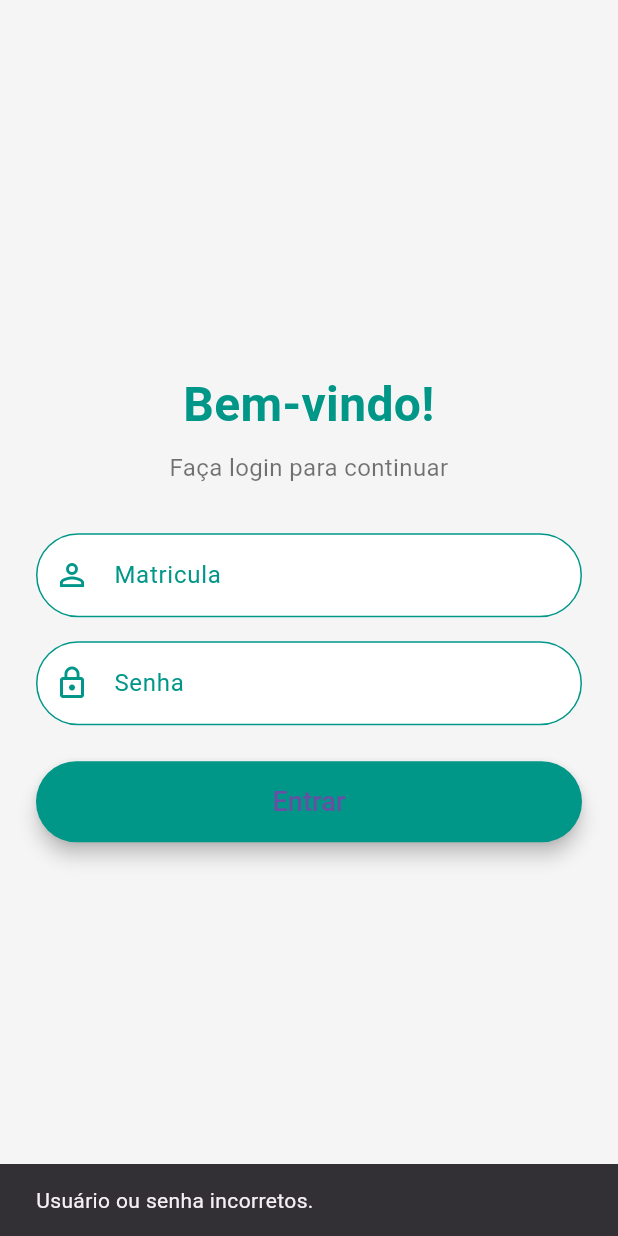
After one commit to wisnermarques/app_estoque_limpeza, a Flutter app: the screen it shows after launch, after a tap on "Entrar", on a phone screen of 412 x 824 dp. The commit adds this screen. Run offline on Flutter 3.47's test engine with Material 3 defaults, Android fonts, the phone set to English and light mode, and no system bars; our stand-ins replace sqflite_common_ffi; accounts and stored records are empty.

Commit message:
login com perfil

```diff
--- a/lib/data/model/usuario_model.dart
+++ b/lib/data/model/usuario_model.dart
@@ -2,17 +2,19 @@ class Usuario {
   final int? idusuario;
   final String matricula;
   final String nome;
-  final int idtelefone;
+  final String telefone;
   final String email;
   final int idperfil;
+  final String senha;
 
   Usuario({
     this.idusuario,
     required this.matricula,
     required this.nome,
-    required this.idtelefone,
+    required this.telefone,
     required this.email,
     required this.idperfil,
+    required this.senha,
   });
 
   Map<String, dynamic> toMap() {
@@ -20,9 +22,10 @@ class Usuario {
       'idusuario': idusuario,
       'matricula': matricula,
       'nome': nome,
-      'idtelefone': idtelefone,
+      'telefone': telefone,
       'email': email,
       'idperfil': idperfil,
+      'senha': senha,
     };
   }
 }
--- a/lib/data/repositories/usuario_repositories.dart
+++ b/lib/data/repositories/usuario_repositories.dart
@@ -1,5 +1,7 @@
+import 'dart:convert';
 import 'package:app_estoque_limpeza/core/database_helper.dart';
 import 'package:app_estoque_limpeza/data/model/usuario_model.dart';
+import 'package:crypto/crypto.dart';
 import 'package:sqflite_common_ffi/sqflite_ffi.dart';
 
 class UsuarioRepository {
@@ -20,9 +22,10 @@ class UsuarioRepository {
         idusuario: map['idusuario'] as int?,
         matricula: map['matricula'] as String,
         nome: map['nome'] as String,
-        idtelefone: map['idtelefone'] as int,
+        telefone: map['telefone'] as String,
         email: map['email'] as String,
         idperfil: map['idperfil'] as int,
+        senha: map['senha'] as String,
       );
     }).toList();
   }
@@ -45,4 +48,28 @@ class UsuarioRepository {
       whereArgs: [id],
     );
   }
+
+  // Retorna o objeto Usuario se as credenciais forem válidas, ou null caso contrário
+  Future<Usuario?> verifyLogin(String matricula, String password) async {
+    final db = await DatabaseHelper.initDb();
+    final encryptedPassword = sha256.convert(utf8.encode(password)).toString();
+    final result = await db.query(
+      'usuario',
+      where: 'matricula = ? AND senha = ?',
+      whereArgs: [matricula, encryptedPassword],
+    );
+
+    if (result.isNotEmpty) {
+      return Usuario(
+        idusuario: result.first['idusuario'] as int?,
+        matricula: result.first['matricula'] as String,
+        nome: result.first['nome'] as String,
+        telefone: result.first['telefone'] as String,
+        email: result.first['email'] as String,
+        idperfil: result.first['idperfil'] as int,
+        senha: result.first['senha'] as String,
+      );
+    }
+    return null;
+  }
 }
--- a/lib/main.dart
+++ b/lib/main.dart
@@ -1,7 +1,8 @@
 import 'package:app_estoque_limpeza/presentation/pages/produto_page.dart';
+import 'package:app_estoque_limpeza/presentation/pages/usuarios_page.dart';
+import 'package:app_estoque_limpeza/presentation/pages/users/login_page.dart';
 import 'package:flutter/material.dart';
 import 'presentation/pages/fornecedor_page.dart';
-import 'presentation/pages/homepage.dart';
 
 void main() {
   runApp(const MyApp());
@@ -14,15 +15,17 @@ class MyApp extends StatelessWidget {
   Widget build(BuildContext context) {
     return MaterialApp(
       title: 'App Estoque Limpeza',
+      debugShowCheckedModeBanner: false,
       theme: ThemeData(
         primarySwatch: Colors.blue,
       ),
-      home: const ProdutosHomePage(),
+      home: const LoginPage(),
       routes: {
         '/cadastroProduto': (context) =>
             const ProdutosPage(), // Adicione a página de cadastro de produto
-        '/cadastroFornecedor': (context) =>
-            const FornecedorPage(), // Adicione a página de cadastro de fornecedor
+        '/cadastroFornecedor': (context) => const FornecedorPage(),
+        '/cadastrodeusuario': (context) =>
+            const UsuariosPage(), // Adicione a página de cadastro de fornecedor
       },
     );
   }
--- a/lib/presentation/pages/produto_page.dart
+++ b/lib/presentation/pages/produto_page.dart
@@ -2,9 +2,8 @@ import 'package:app_estoque_limpeza/data/model/produto_model.dart';
 import 'package:app_estoque_limpeza/data/repositories/fornecedor_repository.dart';
 import 'package:app_estoque_limpeza/data/repositories/produto_repositories.dart';
 import 'package:app_estoque_limpeza/data/repositories/tipo_repositories.dart';
+import 'package:app_estoque_limpeza/presentation/pages/homepage_admin.dart';
 import 'package:flutter/material.dart';
-
-import 'homepage.dart';
 
 class ProdutosPage extends StatefulWidget {
   const ProdutosPage({super.key});
@@ -108,7 +107,7 @@ class ProdutosState extends State<ProdutosPage> {
           });
           Navigator.pushAndRemoveUntil(
             context,
-            MaterialPageRoute(builder: (context) => const ProdutosHomePage()),
+            MaterialPageRoute(builder: (context) => const HomePageAdmin()),
             (Route<dynamic> route) => false, // Remove todas as rotas anteriores
           );
         }
--- /dev/null
+++ b/lib/presentation/pages/users/login_page.dart
@@ -0,0 +1,141 @@
+import 'package:app_estoque_limpeza/data/model/usuario_model.dart';
+import 'package:app_estoque_limpeza/presentation/viewmodel/usuario_viewmodel.dart';
+import 'package:flutter/material.dart';
+import '../../../data/repositories/usuario_repositories.dart';
+import '../homepage_admin.dart';
+import '../homepage_comum.dart';
+
+class LoginPage extends StatefulWidget {
+  const LoginPage({super.key});
+
+  @override
+  LoginPageState createState() => LoginPageState();
+}
+
+class LoginPageState extends State<LoginPage> {
+  final TextEditingController usuarioController = TextEditingController();
+  final TextEditingController senhaController = TextEditingController();
+  final UsuarioViewModel userViewModel = UsuarioViewModel(UsuarioRepository());
+
+  loginUser() async {
+    final usuario = usuarioController.text;
+    final senha = senhaController.text;
+
+    // Realiza o login e retorna o perfil do usuário
+    final Usuario? userProfile = await userViewModel.loginUser(usuario, senha);
+
+    if (mounted) {
+      if (userProfile != null) {
+        // Redireciona para a página apropriada com base no perfil
+        if (userProfile.idperfil == 1) {
+          Navigator.pushReplacement(
+            context,
+            MaterialPageRoute(builder: (context) => const HomePageAdmin()),
+          );
+        } else if (userProfile.idperfil == 2) {
+          Navigator.pushReplacement(
+            context,
+            MaterialPageRoute(builder: (context) => const HomepageComum()),
+          );
+        } else {
+          ScaffoldMessenger.of(context).showSnackBar(
+            const SnackBar(content: Text('Perfil desconhecido.')),
+          );
+        }
+      } else {
+        ScaffoldMessenger.of(context).showSnackBar(
+          const SnackBar(content: Text('Usuário ou senha incorretos.')),
+        );
+      }
+    }
+  }
+
+  @override
+  Widget build(BuildContext context) {
+    return Scaffold(
+      backgroundColor: Colors.grey[100],
+      body: Center(
+        child: SingleChildScrollView(
+          padding: const EdgeInsets.symmetric(horizontal: 24.0, vertical: 40.0),
+          child: Column(
+            crossAxisAlignment: CrossAxisAlignment.stretch,
+            children: [
+              const Text(
+                'Bem-vindo!',
+                style: TextStyle(
+                  fontSize: 32,
+                  fontWeight: FontWeight.bold,
+                  color: Colors.teal,
+                ),
+                textAlign: TextAlign.center,
+              ),
+              const SizedBox(height: 8),
+              const Text(
+                'Faça login para continuar',
+                style: TextStyle(fontSize: 16, color: Colors.black54),
+                textAlign: TextAlign.center,
+              ),
+              const SizedBox(height: 32),
+              _buildTextField(
+                controller: usuarioController,
+                label: 'Matricula',
+                icon: Icons.person_outline,
+              ),
+              const SizedBox(height: 16),
+              _buildTextField(
+                controller: senhaController,
+                label: 'Senha',
+                icon: Icons.lock_outline,
+                obscureText: true,
+              ),
+              const SizedBox(height: 24),
+              ElevatedButton(
+                onPressed: loginUser,
+                style: ElevatedButton.styleFrom(
+                  padding: const EdgeInsets.symmetric(vertical: 14.0),
+                  backgroundColor: Colors.teal,
+                  shape: RoundedRectangleBorder(
+                    borderRadius: BorderRadius.circular(30),
+                  ),
+                  elevation: 5,
+                ),
+                child: const Text(
+                  'Entrar',
+                  style: TextStyle(fontSize: 18),
+                ),
+              ),
+              const SizedBox(height: 16),
+            ],
+          ),
+        ),
+      ),
+    );
+  }
+
+  Widget _buildTextField({
+    required TextEditingController controller,
+    required String label,
+    required IconData icon,
+    bool obscureText = false,
+  }) {
+    return TextField(
+      controller: controller,
+      obscureText: obscureText,
+      decoration: InputDecoration(
+        prefixIcon: Icon(icon, color: Colors.teal),
+        labelText: label,
+        labelStyle: const TextStyle(color: Colors.teal),
+        enabledBorder: OutlineInputBorder(
+          borderRadius: BorderRadius.circular(30),
+          borderSide: const BorderSide(color: Colors.teal),
+        ),
+        focusedBorder: OutlineInputBorder(
+          borderRadius: BorderRadius.circular(30),
+          borderSide: const BorderSide(color: Colors.teal, width: 2),
+        ),
+        filled: true,
+        fillColor: Colors.white,
+      ),
+    );
+  }
+}
--- a/lib/presentation/ViewModel/usuario_viewmodel.dart
+++ b/lib/presentation/viewmodel/usuario_viewmodel.dart
@@ -1,9 +1,10 @@
 import 'package:app_estoque_limpeza/data/repositories/usuario_repositories.dart';
-import 'package:flutter/material.dart';
 import 'package:app_estoque_limpeza/data/model/usuario_model.dart';
 
-class UsuarioViewModel extends ChangeNotifier {
-  final UsuarioRepository _repository = UsuarioRepository();
+class UsuarioViewModel {
+  final UsuarioRepository repository;
+
+  UsuarioViewModel(this.repository);
 
   List<Usuario> _usuarios = [];
   List<Usuario> get usuarios => _usuarios;
@@ -16,41 +17,36 @@ class UsuarioViewModel extends ChangeNotifier {
 
   Future<void> fetchUsuarios() async {
     _isLoading = true;
-    notifyListeners();
 
     try {
-      _usuarios = await _repository.getUsuarios();
+      _usuarios = await repository.getUsuarios();
       _errorMessage = null;
     } catch (error) {
       _errorMessage = 'Erro ao buscar usuários: $error';
     } finally {
       _isLoading = false;
-      notifyListeners();
     }
   }
 
   Future<void> addUsuario(Usuario usuario) async {
     _isLoading = true;
-    notifyListeners();
 
     try {
-      await _repository.insertUsuario(usuario);
+      await repository.insertUsuario(usuario);
       _usuarios.add(usuario);
       _errorMessage = null;
     } catch (error) {
       _errorMessage = 'Erro ao adicionar usuário: $error';
     } finally {
       _isLoading = false;
-      notifyListeners();
     }
   }
 
   Future<void> updateUsuario(Usuario usuario) async {
     _isLoading = true;
-    notifyListeners();
 
     try {
-      await _repository.updateUsuario(usuario);
+      await repository.updateUsuario(usuario);
       final index =
           _usuarios.indexWhere((u) => u.idusuario == usuario.idusuario);
       if (index != -1) {
@@ -61,23 +57,25 @@ class UsuarioViewModel extends ChangeNotifier {
       _errorMessage = 'Erro ao atualizar usuário: $error';
     } finally {
       _isLoading = false;
-      notifyListeners();
     }
   }
 
   Future<void> deleteUsuario(int id) async {
     _isLoading = true;
-    notifyListeners();
 
     try {
-      await _repository.deleteUsuario(id);
+      await repository.deleteUsuario(id);
       _usuarios.removeWhere((u) => u.idusuario == id);
       _errorMessage = null;
     } catch (error) {
       _errorMessage = 'Erro ao excluir usuário: $error';
     } finally {
       _isLoading = false;
-      notifyListeners();
     }
   }
+
+  // Retorna o objeto Usuario autenticado ou null caso inválido
+  Future<Usuario?> loginUser(String username, String password) async {
+    return await repository.verifyLogin(username, password);
+  }
 }
--- a/pubspec.yaml
+++ b/pubspec.yaml
@@ -39,6 +39,7 @@ dependencies:
   sqflite: ^2.4.1
   sqflite_common_ffi: ^2.3.4+3
   path: ^1.9.0
+  crypto: ^3.0.6
 
 dev_dependencies:
   flutter_test:
```
Also changed, not shown: lib/core/database_helper.dart (+12 -2 lines), lib/data/model/material_model.dart (added, +37 -0 lines), lib/data/repositories/material_repositories.dart (added, +51 -0 lines), lib/presentation/pages/homepage_admin.dart (renamed from lib/presentation/pages/homepage.dart, +56 -14 lines), lib/presentation/pages/homepage_comum.dart (added, +22 -0 lines), lib/presentation/pages/usuarios_page.dart (+27 -1 lines), lib/presentation/viewmodel/material_viewmodel.dart (added, +84 -0 lines), lib/presentation/viewmodel/fornecedor_viewmodel.dart (renamed from lib/presentation/ViewModel/fornecedor_viewmodel.dart), lib/presentation/viewmodel/movimentacao_viewmodel.dart (renamed from lib/presentation/ViewModel/movimentacao_viewmodel.dart), lib/presentation/viewmodel/produto_viewmodel.dart (renamed from lib/presentation/ViewModel/produto_viewmodel.dart), lib/presentation/viewmodel/telefone_viewmodel.dart (renamed from lib/presentation/ViewModel/telefone_viewmodel.dart), lib/presentation/viewmodel/tipo_viewmodel.dart (renamed from lib/presentation/ViewModel/tipo_viewmodel.dart), pubspec.lock.
